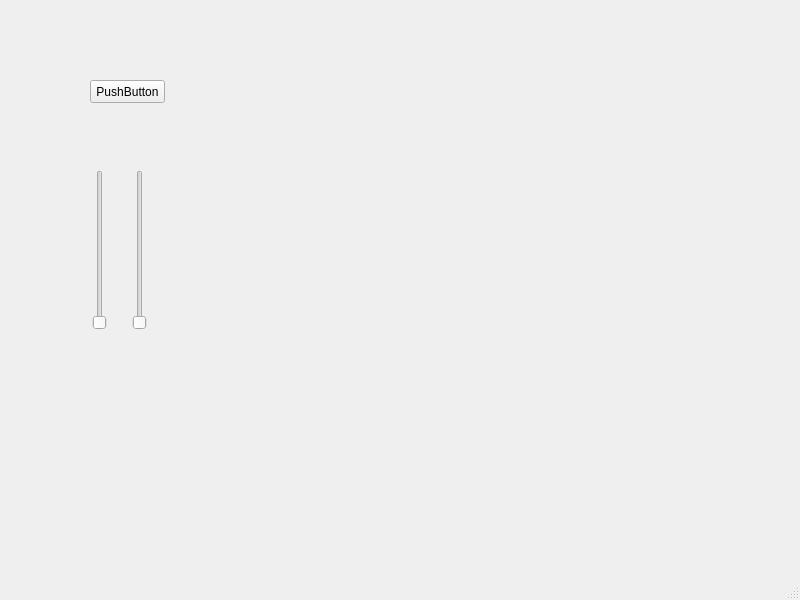
Before: the Qt Designer form src1/testUi01.ui in hsorby/pH-PyApp, drawn with Qt 5.
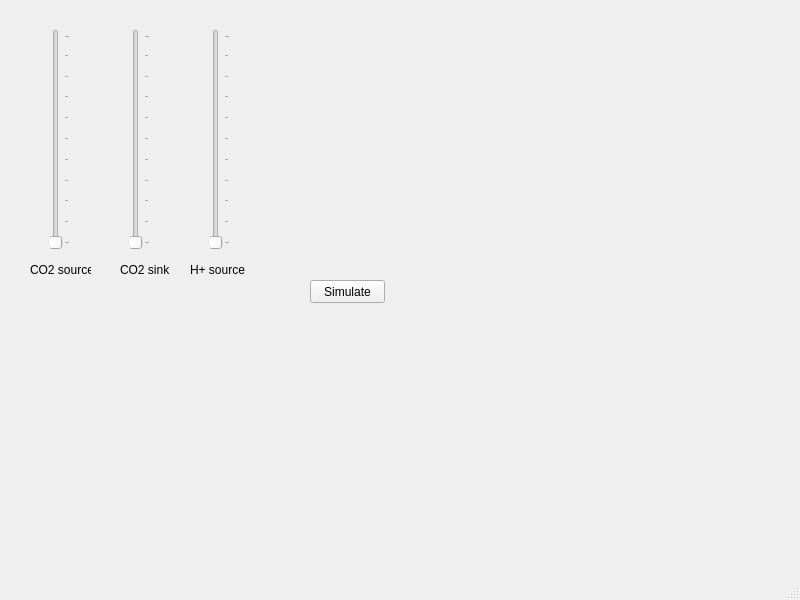
After: the same form once the commit is applied. Custom widgets are drawn as their Qt base class.

Commit message: Added two sliders, now there are 3: CO2 source and sink and proton source. Fixed some widget names.

Patch:
```diff
--- a/src1/testUi01.ui
+++ b/src1/testUi01.ui
@@ -17,52 +17,113 @@
    <widget class="QPushButton" name="pushButton">
     <property name="geometry">
      <rect>
-      <x>90</x>
-      <y>80</y>
+      <x>310</x>
+      <y>280</y>
       <width>75</width>
       <height>23</height>
      </rect>
     </property>
     <property name="text">
-     <string>PushButton</string>
+     <string>Simulate</string>
     </property>
    </widget>
    <widget class="QSlider" name="verticalSlider">
     <property name="geometry">
      <rect>
-      <x>90</x>
-      <y>170</y>
-      <width>19</width>
-      <height>160</height>
+      <x>50</x>
+      <y>29</y>
+      <width>20</width>
+      <height>221</height>
      </rect>
     </property>
     <property name="orientation">
      <enum>Qt::Vertical</enum>
     </property>
+    <property name="tickPosition">
+     <enum>QSlider::TicksBelow</enum>
+    </property>
    </widget>
    <widget class="QSlider" name="verticalSlider_2">
     <property name="geometry">
      <rect>
       <x>130</x>
-      <y>170</y>
-      <width>19</width>
-      <height>160</height>
+      <y>29</y>
+      <width>20</width>
+      <height>221</height>
      </rect>
     </property>
     <property name="orientation">
      <enum>Qt::Vertical</enum>
     </property>
+    <property name="tickPosition">
+     <enum>QSlider::TicksBelow</enum>
+    </property>
    </widget>
    <widget class="MatplotlibWidget" name="widget" native="true">
     <property name="geometry">
      <rect>
-      <x>330</x>
-      <y>110</y>
+      <x>310</x>
+      <y>30</y>
       <width>291</width>
       <height>231</height>
      </rect>
     </property>
    </widget>
+   <widget class="QSlider" name="protonSource">
+    <property name="geometry">
+     <rect>
+      <x>210</x>
+      <y>29</y>
+      <width>20</width>
+      <height>221</height>
+     </rect>
+    </property>
+    <property name="orientation">
+     <enum>Qt::Vertical</enum>
+    </property>
+    <property name="tickPosition">
+     <enum>QSlider::TicksBelow</enum>
+    </property>
+   </widget>
+   <widget class="QLabel" name="co2SourceLabel">
+    <property name="geometry">
+     <rect>
+      <x>30</x>
+      <y>260</y>
+      <width>61</width>
+      <height>20</height>
+     </rect>
+    </property>
+    <property name="text">
+     <string>CO2 source</string>
+    </property>
+   </widget>
+   <widget class="QLabel" name="co2SinkLabel">
+    <property name="geometry">
+     <rect>
+      <x>120</x>
+      <y>260</y>
+      <width>51</width>
+      <height>20</height>
+     </rect>
+    </property>
+    <property name="text">
+     <string>CO2 sink</string>
+    </property>
+   </widget>
+   <widget class="QLabel" name="protonSourceLabel">
+    <property name="geometry">
+     <rect>
+      <x>190</x>
+      <y>260</y>
+      <width>61</width>
+      <height>20</height>
+     </rect>
+    </property>
+    <property name="text">
+     <string>H+ source</string>
+    </property>
+   </widget>
   </widget>
   <widget class="QMenuBar" name="menubar">
    <property name="geometry">
```
Left out of the diff: 4 changed lines with no effect on the pictures.
